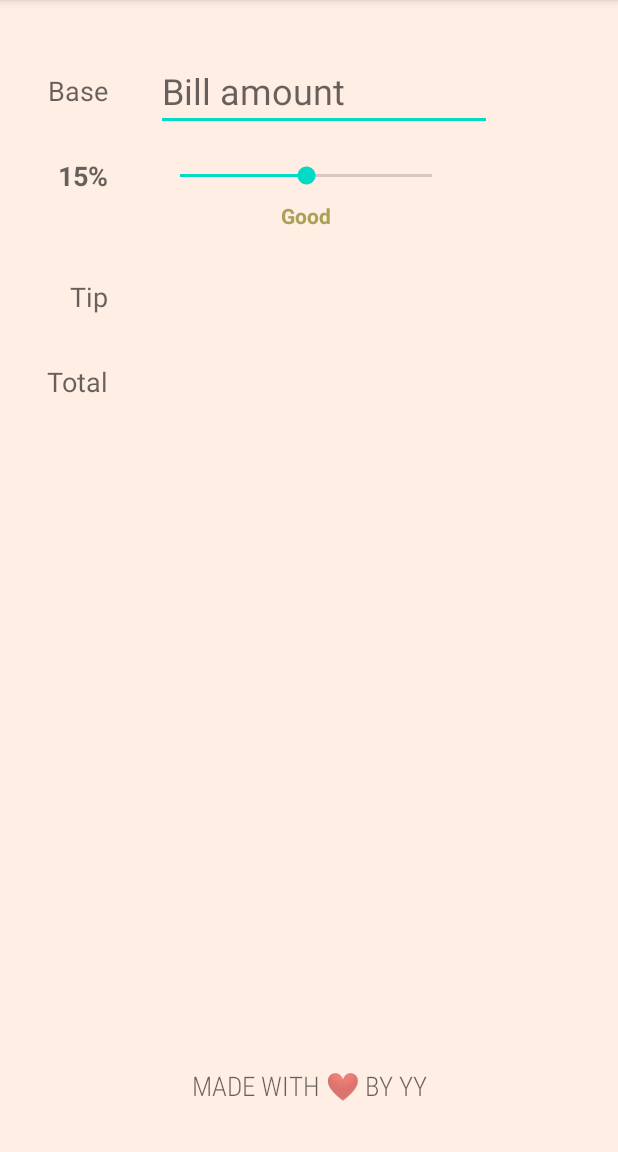
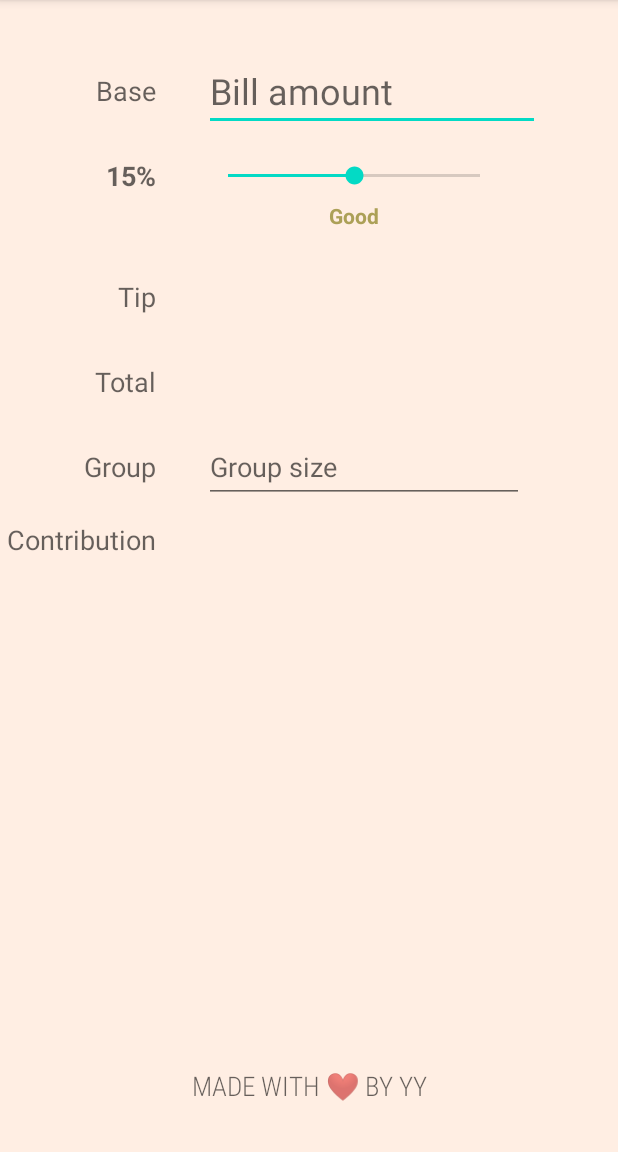
Before and after one commit to iamc0w/CS194A_tipcalculator, an Android app: the screen it shows after launch (MainActivity), on a phone screen of 412 x 824 dp, the part 84-1236 px from its top. Run offline under Robolectric (Android 15) with nearby library versions, the phone set to English and light mode, and no system bars.

Commit message:
group size extension

```diff
--- a/app/src/main/java/com/example/tipcalculator/MainActivity.kt
+++ b/app/src/main/java/com/example/tipcalculator/MainActivity.kt
@@ -20,6 +20,8 @@ class MainActivity : AppCompatActivity() {
     private lateinit var tvTipAmount: TextView
     private lateinit var tvTotalAmount: TextView
     private lateinit var tvTipDescription: TextView
+    private lateinit var etGroupSize: EditText
+    private lateinit var tvContribution: TextView
 
     override fun onCreate(savedInstanceState: Bundle?) {
         super.onCreate(savedInstanceState)
@@ -30,6 +32,8 @@ class MainActivity : AppCompatActivity() {
         tvTipAmount = findViewById(R.id.tvTipAmount)
         tvTotalAmount = findViewById(R.id.tvTotalAmount)
         tvTipDescription = findViewById(R.id.tvTipDescription)
+        etGroupSize = findViewById(R.id.etGroupSize)
+        tvContribution = findViewById(R.id.tvContribution)
 
         seekBarTip.progress = INITIAL_TIP_PERCENT
         tvTipPercentLabel.text = "$INITIAL_TIP_PERCENT%"
@@ -59,6 +63,18 @@ class MainActivity : AppCompatActivity() {
             }
 
         })
+
+        etGroupSize.addTextChangedListener(object: TextWatcher{
+            override fun beforeTextChanged(p0: CharSequence?, p1: Int, p2: Int, p3: Int) {}
+
+            override fun onTextChanged(p0: CharSequence?, p1: Int, p2: Int, p3: Int) {}
+
+            override fun afterTextChanged(s: Editable?) {
+                Log.i(TAG, "afterTextChanged group size $s")
+                computeTipAndToTal()
+            }
+
+        })
     }
 
     private fun updateTipDescription(tipPercent: Int) {
@@ -84,6 +100,7 @@ class MainActivity : AppCompatActivity() {
         if (etBaseAmount.text.isEmpty()) {
             tvTipAmount.text = ""
             tvTotalAmount.text = ""
+            tvContribution.text = ""
             return
         }
         // 1. get value of base and tip percent
@@ -95,5 +112,17 @@ class MainActivity : AppCompatActivity() {
         // 3. update UI
         tvTipAmount.text = "%.2f".format(tipAmount)
         tvTotalAmount.text = "%.2f".format(totalAmount)
+
+        if (etGroupSize.text.isEmpty()) {
+            tvContribution.text = ""
+            return
+        }
+        val groupSize = etGroupSize.text.toString().toInt()
+        if (groupSize <= 0) {
+            tvContribution.text = ""
+            return
+        }
+        val contribution = totalAmount / groupSize
+        tvContribution.text = "%.2f".format(contribution)
     }
 }
--- a/app/src/main/res/layout/activity_main.xml
+++ b/app/src/main/res/layout/activity_main.xml
@@ -11,7 +11,7 @@
         android:id="@+id/tvBaseLabel"
         android:layout_width="wrap_content"
         android:layout_height="wrap_content"
-        android:layout_marginStart="32dp"
+        android:layout_marginStart="64dp"
         android:layout_marginTop="48dp"
         android:text="Base"
         android:textAppearance="@style/TextAppearance.AppCompat.Medium"
@@ -116,5 +116,47 @@
         app:layout_constraintTop_toBottomOf="@+id/seekBarTip"
         tools:text="Acceptable" />
 
+    <TextView
+        android:id="@+id/tvGroupSizeLabel"
+        android:layout_width="wrap_content"
+        android:layout_height="wrap_content"
+        android:layout_marginTop="32dp"
+        android:text="Group"
+        android:textAppearance="@style/TextAppearance.AppCompat.Medium"
+        app:layout_constraintEnd_toEndOf="@+id/tvBaseLabel"
+        app:layout_constraintTop_toBottomOf="@+id/tvTotalLabel" />
+
+    <EditText
+        android:id="@+id/etGroupSize"
+        android:layout_width="wrap_content"
+        android:layout_height="wrap_content"
+        android:ems="10"
+        android:hint="Group size"
+        android:inputType="number"
+        android:minHeight="48dp"
+        app:layout_constraintBottom_toBottomOf="@+id/tvGroupSizeLabel"
+        app:layout_constraintStart_toStartOf="@+id/etBaseAmount"
+        app:layout_constraintTop_toTopOf="@+id/tvGroupSizeLabel" />
+
+    <TextView
+        android:id="@+id/tvContributionLabel"
+        android:layout_width="wrap_content"
+        android:layout_height="wrap_content"
+        android:layout_marginTop="24dp"
+        android:text="Contribution"
+        android:textAppearance="@style/TextAppearance.AppCompat.Medium"
+        app:layout_constraintEnd_toEndOf="@+id/tvBaseLabel"
+        app:layout_constraintTop_toBottomOf="@+id/tvGroupSizeLabel" />
+
+    <TextView
+        android:id="@+id/tvContribution"
+        android:layout_width="wrap_content"
+        android:layout_height="wrap_content"
+        android:textAppearance="@style/TextAppearance.AppCompat.Large"
+        app:layout_constraintBottom_toBottomOf="@+id/tvContributionLabel"
+        app:layout_constraintStart_toStartOf="@+id/etBaseAmount"
+        app:layout_constraintTop_toTopOf="@+id/tvContributionLabel"
+        tools:text="20" />
+
 
 </androidx.constraintlayout.widget.ConstraintLayout>
```
